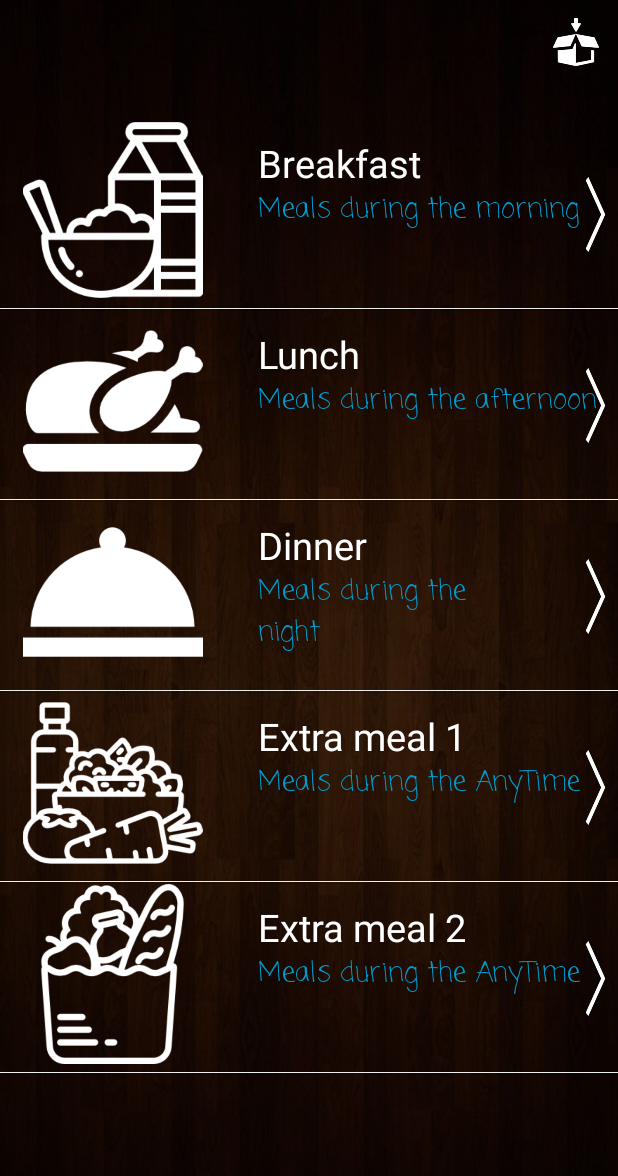
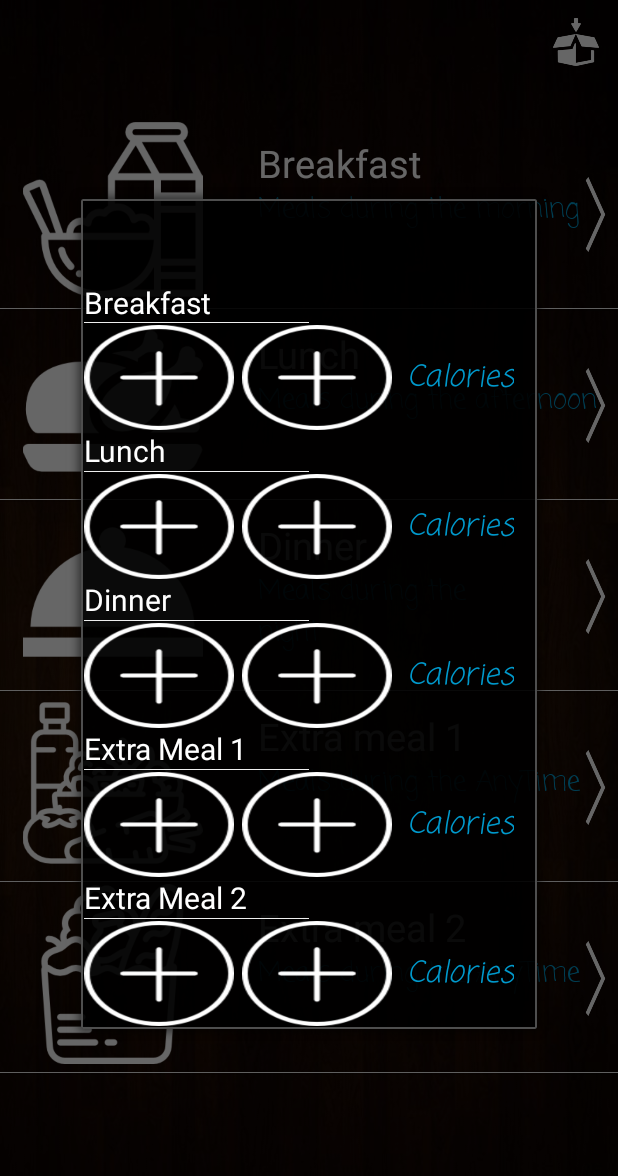
Before and after one commit to mohamedtabana/myapp, an Android app: the Dietsystem screen opened directly, with no data from a screen before it, after a tap on "Inbox", on a phone screen of 412 x 824 dp. Shown: the top 1176 px of the screen. Run offline under Robolectric (Android 15) with nearby library versions, the phone set to English and light mode, and no system bars; our stand-ins replace Firebase (no records; nobody signed in at launch, a user with empty details on screens opened directly), Picasso.

Commit message:
"DietSystem Dialog"

```diff
--- a/app/src/main/java/com/example/tabana/myapp/DietSystem/Dietsystem.java
+++ b/app/src/main/java/com/example/tabana/myapp/DietSystem/Dietsystem.java
@@ -1,20 +1,37 @@
 package com.example.tabana.myapp.DietSystem;
 
+import android.app.Dialog;
+import android.media.Image;
 import android.support.v4.app.Fragment;
 import android.support.v7.app.AppCompatActivity;
 import android.os.Bundle;
 import android.view.Menu;
 import android.view.MenuInflater;
 import android.view.MenuItem;
+import android.widget.ImageButton;
+import android.widget.ImageView;
+import android.widget.TextView;
+import android.widget.Toast;
 
 import com.example.tabana.myapp.R;
+import com.google.firebase.database.DataSnapshot;
+import com.google.firebase.database.DatabaseError;
+import com.google.firebase.database.DatabaseReference;
+import com.google.firebase.database.FirebaseDatabase;
+import com.google.firebase.database.ValueEventListener;
+import com.squareup.picasso.Picasso;
 
 public class Dietsystem extends AppCompatActivity {
+static String phoneID;
 
     @Override
     protected void onCreate(Bundle savedInstanceState) {
         super.onCreate(savedInstanceState);
         setContentView(R.layout.activity_dietsystem);
+        Bundle a = getIntent().getExtras();
+        if (a != null){
+            phoneID = a.getString("phoneID");
+        }
         Fragment fr = new Main();
    getSupportFragmentManager().beginTransaction().replace(R.id.Frame_Diet, fr).commit();
 
@@ -26,4 +43,284 @@ public class Dietsystem extends AppCompatActivity {
         inflater.inflate(R.menu.diet_menu,menu);
         return super.onCreateOptionsMenu(menu);
     }
+
+    @Override
+    public boolean onOptionsItemSelected(MenuItem item) {
+        if (item.getItemId() == R.id.inbox){
+            final Dialog dialog = new Dialog(this,R.style.PauseDialog);
+            dialog.setContentView(R.layout.dialog_food);
+            final ImageView breakfast1 = (ImageView) dialog.findViewById(R.id.breakimage1);
+            final ImageView breakfast2 = (ImageView) dialog.findViewById(R.id.breakimage2);
+            final ImageView lunchimage1 = (ImageView) dialog.findViewById(R.id.lunchimage1);
+            final ImageView lunchimage2 = (ImageView) dialog.findViewById(R.id.lunchimage2);
+            final ImageView Dinnerimage1 = (ImageView) dialog.findViewById(R.id.Dinnerimage1);
+            final ImageView Dinnerimage2 = (ImageView) dialog.findViewById(R.id.Dinnerimage2);
+            final ImageView Extramealimage1 = (ImageView) dialog.findViewById(R.id.Extramealimage1);
+            final ImageView Extramealimage2 = (ImageView) dialog.findViewById(R.id.Extramealimage2);
+            final ImageView Extrameal2image1 = (ImageView) dialog.findViewById(R.id.Extrameal2image1);
+            final ImageView Extrameal2image2 = (ImageView) dialog.findViewById(R.id.Extrameal2image2);
+
+            final TextView breakfastcalories = (TextView) dialog.findViewById(R.id.breakfastcalories);
+            final int[] sum = new int[2];
+            final TextView lunchcalories = (TextView) dialog.findViewById(R.id.lunchcalories);
+            final int[] sum2 = new int[2];
+            final TextView dinnercalories = (TextView) dialog.findViewById(R.id.dinnercalories);
+            final int[] sum3 = new int[2];
+            final TextView Extramealcalories = (TextView) dialog.findViewById(R.id.Extramealcalories);
+            final int[] sum4 = new int[2];
+            final TextView Extrameal2calories = (TextView) dialog.findViewById(R.id.Extrameal2calories);
+            final int[] sum5 = new int[2];
+
+
+
+            DatabaseReference reference1 = FirebaseDatabase.getInstance().getReference("ChoosenFood").child(Dietsystem.getphoneID())
+                    .child("Breakfast").child("1");
+            reference1.addListenerForSingleValueEvent(new ValueEventListener() {
+
+                @Override
+                public void onDataChange(DataSnapshot dataSnapshot) {
+                    if(dataSnapshot.exists()) {
+                                     Addinbox p = dataSnapshot.getValue(Addinbox.class);
+                        Picasso.with(Dietsystem.this)
+                                .load(p.getImage()).error(R.drawable.disconnected)
+                                // .resize(420, 350)                        // optional
+                                .into(breakfast1); //ivTest = > imageview
+                        sum[0] = Integer.parseInt(p.getCalories());
+
+                    }
+                }
+
+                @Override
+                public void onCancelled(DatabaseError databaseError) {
+
+                }
+            });
+
+            DatabaseReference reference2 = FirebaseDatabase.getInstance().getReference("ChoosenFood").child(Dietsystem.getphoneID())
+                    .child("Breakfast").child("2");
+            reference2.addListenerForSingleValueEvent(new ValueEventListener() {
+
+                @Override
+                public void onDataChange(DataSnapshot dataSnapshot) {
+                    if(dataSnapshot.exists()) {
+                        Addinbox p = dataSnapshot.getValue(Addinbox.class);
+
+                        Picasso.with(Dietsystem.this)
+                                .load(p.getImage()).error(R.drawable.disconnected)
+                                // .resize(420, 350)                        // optional
+                                .into(breakfast2); //ivTest = > imageview
+                        sum[1] = Integer.parseInt(p.getCalories());
+                        breakfastcalories.setText((sum[0]+sum[1])+"\n Calories");
+                    }
+                }
+
+                @Override
+                public void onCancelled(DatabaseError databaseError) {
+
+                }
+            });
+            DatabaseReference reference3 = FirebaseDatabase.getInstance().getReference("ChoosenFood").child(Dietsystem.getphoneID())
+                    .child("Lunch").child("1");
+           reference3.addListenerForSingleValueEvent(new ValueEventListener() {
+
+                @Override
+                public void onDataChange(DataSnapshot dataSnapshot) {
+                    if(dataSnapshot.exists()) {
+                        Addinbox p = dataSnapshot.getValue(Addinbox.class);
+
+                        Picasso.with(Dietsystem.this)
+                                .load(p.getImage()).error(R.drawable.disconnected)
+                                // .resize(420, 350)                        // optional
+                                .into(lunchimage1); //ivTest = > imageview
+                        sum2[0]= Integer.parseInt(p.getCalories());
+
+                    }
+                }
+
+                @Override
+                public void onCancelled(DatabaseError databaseError) {
+
+                }
+            });
+
+            DatabaseReference reference4 = FirebaseDatabase.getInstance().getReference("ChoosenFood").child(Dietsystem.getphoneID())
+                    .child("Lunch").child("2");
+            reference4.addListenerForSingleValueEvent(new ValueEventListener() {
+
+                @Override
+                public void onDataChange(DataSnapshot dataSnapshot) {
+                    if(dataSnapshot.exists()) {
+                        Addinbox p = dataSnapshot.getValue(Addinbox.class);
+
+                        Picasso.with(Dietsystem.this)
+                                .load(p.getImage()).error(R.drawable.disconnected)
+                                // .resize(420, 350)                        // optional
+                                .into(lunchimage2); //ivTest = > imageview
+                        sum2[1]= Integer.parseInt(p.getCalories());
+                        lunchcalories.setText((sum2[0]+sum2[1])+"\n Calories");
+
+                    }
+                }
+
+                @Override
+                public void onCancelled(DatabaseError databaseError) {
+
+                }
+            });
+
+            DatabaseReference reference5 = FirebaseDatabase.getInstance().getReference("ChoosenFood").child(Dietsystem.getphoneID())
+                    .child("Dinner").child("1");
+            reference5.addListenerForSingleValueEvent(new ValueEventListener() {
+
+                @Override
+                public void onDataChange(DataSnapshot dataSnapshot) {
+                    if(dataSnapshot.exists()) {
+                        Addinbox p = dataSnapshot.getValue(Addinbox.class);
+
+                        Picasso.with(Dietsystem.this)
+                                .load(p.getImage()).error(R.drawable.disconnected)
+                                // .resize(420, 350)                        // optional
+                                .into(Dinnerimage1); //ivTest = > imageview
+                        sum3[0] = Integer.parseInt(p.getCalories());
+                    }
+                }
+
+                @Override
+                public void onCancelled(DatabaseError databaseError) {
+
+                }
+            });
+
+            DatabaseReference reference6 = FirebaseDatabase.getInstance().getReference("ChoosenFood").child(Dietsystem.getphoneID())
+                    .child("Dinner").child("2");
+            reference6.addListenerForSingleValueEvent(new ValueEventListener() {
+
+                @Override
+                public void onDataChange(DataSnapshot dataSnapshot) {
+                    if(dataSnapshot.exists()) {
+                        Addinbox p = dataSnapshot.getValue(Addinbox.class);
+
+                        Picasso.with(Dietsystem.this)
+                                .load(p.getImage()).error(R.drawable.disconnected)
+                                // .resize(420, 350)                        // optional
+                                .into(Dinnerimage2); //ivTest = > imageview
+                        sum3[1]= Integer.parseInt(p.getCalories());
+                        dinnercalories.setText((sum3[0]+sum3[1])+"\n Calories");
+                    }
+                }
+
+                @Override
+                public void onCancelled(DatabaseError databaseError) {
+
+                }
+            });
+
+
+            DatabaseReference reference7 = FirebaseDatabase.getInstance().getReference("ChoosenFood").child(Dietsystem.getphoneID())
+                    .child("ExtraMeal1").child("1");
+            reference7.addListenerForSingleValueEvent(new ValueEventListener() {
+
+                @Override
+                public void onDataChange(DataSnapshot dataSnapshot) {
+                    if(dataSnapshot.exists()) {
+                        Addinbox p = dataSnapshot.getValue(Addinbox.class);
+
+                        Picasso.with(Dietsystem.this)
+                                .load(p.getImage()).error(R.drawable.disconnected)
+                                // .resize(420, 350)                        // optional
+                                .into(Extramealimage1); //ivTest = > imageview
+                        sum4[0] = Integer.parseInt(p.getCalories());
+                    }
+                }
+
+                @Override
+                public void onCancelled(DatabaseError databaseError) {
+
+                }
+            });
+
+            DatabaseReference reference8 = FirebaseDatabase.getInstance().getReference("ChoosenFood").child(Dietsystem.getphoneID())
+                    .child("ExtraMeal1").child("2");
+            reference8.addListenerForSingleValueEvent(new ValueEventListener() {
+
+                @Override
+                public void onDataChange(DataSnapshot dataSnapshot) {
+                    if(dataSnapshot.exists()) {
+                        Addinbox p = dataSnapshot.getValue(Addinbox.class);
+
+                        Picasso.with(Dietsystem.this)
+                                .load(p.getImage()).error(R.drawable.disconnected)
+                                // .resize(420, 350)                        // optional
+                                .into(Extramealimage2); //ivTest = > imageview
+                        sum4[1]= Integer.parseInt(p.getCalories());
+                        Extramealcalories.setText((sum4[0]+sum4[1])+"\n Calories");
+                    }
+                }
+
+                @Override
+                public void onCancelled(DatabaseError databaseError) {
+
+                }
+            });
+
+            DatabaseReference reference9 = FirebaseDatabase.getInstance().getReference("ChoosenFood").child(Dietsystem.getphoneID())
+                    .child("ExtraMeal2").child("1");
+            reference9.addListenerForSingleValueEvent(new ValueEventListener() {
+
+                @Override
+                public void onDataChange(DataSnapshot dataSnapshot) {
+                    if(dataSnapshot.exists()) {
+                        Addinbox p = dataSnapshot.getValue(Addinbox.class);
+
+                        Picasso.with(Dietsystem.this)
+                                .load(p.getImage()).error(R.drawable.disconnected)
+                                // .resize(420, 350)                        // optional
+                                .into(Extrameal2image1); //ivTest = > imageview
+                        sum5[0] = Integer.parseInt(p.getCalories());
+                    }
+                }
+
+                @Override
+                public void onCancelled(DatabaseError databaseError) {
+
+                }
+            });
+            DatabaseReference reference10 = FirebaseDatabase.getInstance().getReference("ChoosenFood").child(Dietsystem.getphoneID())
+                    .child("ExtraMeal2").child("2");
+            reference10.addListenerForSingleValueEvent(new ValueEventListener() {
+
+                @Override
+                public void onDataChange(DataSnapshot dataSnapshot) {
+                    if(dataSnapshot.exists()) {
+                        Addinbox p = dataSnapshot.getValue(Addinbox.class);
+
+                        Picasso.with(Dietsystem.this)
+                                .load(p.getImage()).error(R.drawable.disconnected)
+                                // .resize(420, 350)                        // optional
+                                .into(Extrameal2image2); //ivTest = > imageview
+                        sum5[1]= Integer.parseInt(p.getCalories());
+                        Extrameal2calories.setText((sum5[0]+sum5[1])+"\n Calories");
+
+
+
+                        dialog.setTitle("Summation ==> "+(sum[0]+sum[1]+sum2[0]+sum2[1]+sum3[0]+sum3[1]+
+                                sum4[0]+sum4[1]+sum5[0]+sum5[1])+" Calories");
+                    }
+                }
+
+                @Override
+                public void onCancelled(DatabaseError databaseError) {
+
+                }
+            });
+            //Toast.makeText(this, phoneID, Toast.LENGTH_SHORT).show();
+
+
+            dialog.show();
+        }
+        return super.onOptionsItemSelected(item);
+    }
+    public static String getphoneID(){
+        return phoneID;
+    }
 }
--- a/app/src/main/java/com/example/tabana/myapp/home_page.java
+++ b/app/src/main/java/com/example/tabana/myapp/home_page.java
@@ -281,6 +281,7 @@ public class home_page extends AppCompatActivity {
 
     public void Dietsystem(View view) {
         Intent a = new Intent(this, Dietsystem.class);
+        a.putExtra("phoneID",phoneID);
         startActivity(a);
     }
 }
--- /dev/null
+++ b/app/src/main/res/anim/activity_fade_in.xml
@@ -0,0 +1,5 @@
+<?xml version="1.0" encoding="utf-8"?>
+<alpha xmlns:android="http://schemas.android.com/apk/res/android"
+    android:interpolator="@android:anim/accelerate_interpolator"
+    android:fromAlpha="0.0" android:toAlpha="1.0"
+    android:duration="500" />
--- /dev/null
+++ b/app/src/main/res/anim/activity_fade_out.xml
@@ -0,0 +1,6 @@
+<?xml version="1.0" encoding="utf-8"?>
+<alpha xmlns:android="http://schemas.android.com/apk/res/android"
+    android:interpolator="@android:anim/accelerate_interpolator"
+    android:fromAlpha="1.0" android:toAlpha="0.0"
+    android:fillAfter="true"
+    android:duration="300" />
--- /dev/null
+++ b/app/src/main/res/layout/dialog_food.xml
@@ -0,0 +1,261 @@
+<?xml version="1.0" encoding="utf-8"?>
+<RelativeLayout
+    xmlns:android="http://schemas.android.com/apk/res/android"
+    android:layout_width="300dp"
+    android:layout_height="match_parent">
+
+    <TextView
+        android:id="@+id/breakfast"
+        android:layout_width="wrap_content"
+        android:layout_height="wrap_content"
+        android:layout_alignParentStart="true"
+        android:layout_alignParentTop="true"
+        android:text="Breakfast"
+        android:textColor="@color/white"
+        android:textSize="20dp" />
+
+    <TextView
+        android:id="@+id/breakfastcalories"
+        android:layout_width="wrap_content"
+        android:layout_height="wrap_content"
+        android:layout_alignTop="@+id/breakimage2"
+        android:layout_marginTop="20dp"
+        android:layout_marginLeft="10dp"
+        android:layout_toEndOf="@+id/breakimage2"
+        android:fontFamily="casual"
+        android:text="Calories"
+        android:textColor="@android:color/holo_blue_dark"
+        android:textSize="20dp"
+        android:textStyle="italic" />
+
+    <View
+        android:layout_width="150dp"
+        android:layout_height="1px"
+        android:layout_alignBottom="@+id/breakfast"
+        android:layout_alignParentStart="true"
+        android:background="@color/white_greyish"
+        android:id="@+id/view" />
+
+    <ImageView
+        android:id="@+id/breakimage1"
+        android:layout_width="100dp"
+        android:layout_height="70dp"
+        android:scaleType="centerCrop"
+        android:layout_marginTop="1dp"
+        android:background="@drawable/plus"
+        android:layout_alignParentStart="true"
+        android:layout_below="@+id/view" />
+
+    <ImageView
+        android:id="@+id/breakimage2"
+        android:layout_width="100dp"
+        android:layout_height="70dp"
+        android:layout_marginLeft="5dp"
+        android:scaleType="centerCrop"
+        android:background="@drawable/plus"
+        android:layout_below="@+id/view"
+        android:layout_marginTop="1dp"
+        android:layout_toEndOf="@+id/breakimage1" />
+
+    <TextView
+        android:id="@+id/lunch"
+        android:layout_width="wrap_content"
+        android:layout_height="wrap_content"
+        android:layout_alignParentStart="true"
+        android:layout_below="@+id/breakimage1"
+        android:text="Lunch"
+        android:textColor="@color/white"
+        android:textSize="20dp" />
+
+    <TextView
+        android:id="@+id/lunchcalories"
+        android:layout_width="wrap_content"
+        android:layout_height="wrap_content"
+        android:layout_alignStart="@+id/breakfastcalories"
+        android:layout_alignTop="@+id/lunchimage2"
+        android:fontFamily="casual"
+        android:layout_marginTop="20dp"
+        android:text="Calories"
+        android:textColor="@android:color/holo_blue_dark"
+        android:textSize="20dp"
+        android:textStyle="italic" />
+
+    <View
+        android:layout_width="150dp"
+        android:layout_height="1px"
+        android:id="@+id/view2"
+        android:background="@color/white_greyish"
+        android:layout_below="@+id/lunch"/>
+
+    <ImageView
+        android:id="@+id/lunchimage1"
+        android:layout_width="100dp"
+        android:layout_height="70dp"
+        android:scaleType="centerCrop"
+        android:layout_marginTop="1dp"
+        android:background="@drawable/plus"
+        android:layout_alignParentStart="true"
+        android:layout_below="@+id/view2" />
+
+    <ImageView
+        android:id="@+id/lunchimage2"
+        android:layout_width="100dp"
+        android:layout_height="70dp"
+        android:layout_marginTop="1dp"
+        android:background="@drawable/plus"
+        android:layout_marginLeft="5dp"
+        android:layout_below="@+id/view2"
+        android:scaleType="centerCrop"
+        android:layout_toEndOf="@+id/lunchimage1" />
+
+    <TextView
+        android:id="@+id/Dinner"
+        android:layout_width="wrap_content"
+        android:layout_height="wrap_content"
+        android:layout_alignParentStart="true"
+        android:layout_below="@+id/lunchimage1"
+        android:text="Dinner"
+        android:textColor="@color/white"
+        android:textSize="20dp" />
+
+    <TextView
+        android:id="@+id/dinnercalories"
+        android:layout_width="wrap_content"
+        android:layout_height="wrap_content"
+        android:layout_alignStart="@+id/lunchcalories"
+        android:layout_alignTop="@+id/Dinnerimage2"
+        android:layout_marginTop="20dp"
+        android:fontFamily="casual"
+        android:text="Calories"
+        android:textColor="@android:color/holo_blue_dark"
+        android:textSize="20dp"
+        android:textStyle="italic" />
+    <View
+        android:layout_width="150dp"
+        android:layout_height="1px"
+        android:id="@+id/view3"
+        android:background="@color/white_greyish"
+        android:layout_below="@+id/Dinner"/>
+
+    <ImageView
+        android:id="@+id/Dinnerimage1"
+        android:layout_width="100dp"
+        android:layout_height="70dp"
+        android:layout_marginTop="1dp"
+        android:scaleType="centerCrop"
+        android:background="@drawable/plus"
+        android:layout_alignParentStart="true"
+        android:layout_below="@+id/view3" />
+
+    <ImageView
+        android:id="@+id/Dinnerimage2"
+        android:layout_width="100dp"
+        android:background="@drawable/plus"
+        android:layout_height="70dp"
+        android:layout_marginTop="1dp"
+        android:scaleType="centerCrop"
+        android:layout_marginLeft="5dp"
+        android:layout_below="@+id/view3"
+        android:layout_toEndOf="@+id/Dinnerimage1" />
+
+    <TextView
+        android:id="@+id/Extrameal"
+        android:layout_width="wrap_content"
+        android:layout_height="wrap_content"
+        android:layout_alignParentStart="true"
+        android:layout_below="@+id/Dinnerimage1"
+        android:text="Extra Meal 1"
+        android:textColor="@color/white"
+        android:textSize="20dp" />
+    <View
+        android:layout_width="150dp"
+        android:layout_height="1px"
+        android:id="@+id/view4"
+        android:background="@color/white_greyish"
+        android:layout_below="@+id/Extrameal"/>
+
+    <ImageView
+        android:id="@+id/Extramealimage1"
+        android:layout_width="100dp"
+        android:layout_height="70dp"
+        android:background="@drawable/plus"
+        android:layout_marginTop="1dp"
+        android:scaleType="centerCrop"
+        android:layout_alignParentStart="true"
+        android:layout_below="@+id/view4" />
+
+    <TextView
+        android:id="@+id/Extramealcalories"
+        android:layout_width="wrap_content"
+        android:layout_height="wrap_content"
+        android:layout_alignStart="@+id/dinnercalories"
+        android:layout_alignTop="@+id/Extramealimage2"
+        android:layout_marginTop="20dp"
+        android:fontFamily="casual"
+        android:text="Calories"
+        android:textColor="@android:color/holo_blue_dark"
+        android:textSize="20dp"
+        android:textStyle="italic" />
+
+    <ImageView
+        android:id="@+id/Extramealimage2"
+        android:layout_width="100dp"
+        android:layout_height="70dp"
+        android:background="@drawable/plus"
+        android:layout_marginTop="1dp"
+        android:layout_marginLeft="5dp"
+        android:scaleType="centerCrop"
+        android:layout_below="@+id/view4"
+        android:layout_toEndOf="@+id/Extramealimage1" />
+
+    <TextView
+        android:id="@+id/Extrameal2"
+        android:layout_width="wrap_content"
+        android:layout_height="wrap_content"
+        android:layout_alignParentStart="true"
+        android:layout_below="@+id/Extramealimage1"
+        android:text="Extra Meal 2"
+        android:textColor="@color/white"
+        android:textSize="20dp" />
+
+    <TextView
+        android:id="@+id/Extrameal2calories"
+        android:layout_width="wrap_content"
+        android:layout_height="wrap_content"
+        android:layout_alignStart="@+id/Extramealcalories"
+        android:layout_alignTop="@+id/Extrameal2image2"
+        android:layout_marginTop="20dp"
+        android:fontFamily="casual"
+        android:text="Calories"
+        android:textColor="@android:color/holo_blue_dark"
+        android:textSize="20dp"
+        android:textStyle="italic" />
+    <View
+        android:layout_width="150dp"
+        android:layout_height="1px"
+        android:id="@+id/view5"
+        android:background="@color/white_greyish"
+        android:layout_below="@+id/Extrameal2"/>
+
+    <ImageView
+        android:id="@+id/Extrameal2image1"
+        android:layout_width="100dp"
+        android:layout_height="70dp"
+        android:scaleType="centerCrop"
+        android:layout_marginTop="1dp"
+        android:background="@drawable/plus"
+        android:layout_alignParentStart="true"
+        android:layout_below="@+id/view5" />
+
+    <ImageView
+        android:id="@+id/Extrameal2image2"
+        android:layout_width="100dp"
+        android:scaleType="centerCrop"
+        android:background="@drawable/plus"
+        android:layout_height="70dp"
+        android:layout_marginTop="1dp"
+        android:layout_marginLeft="5dp"
+        android:layout_below="@+id/view5"
+        android:layout_toEndOf="@+id/Extrameal2image1" />
+
+</RelativeLayout>
--- a/app/src/main/res/menu/diet_menu.xml
+++ b/app/src/main/res/menu/diet_menu.xml
@@ -3,6 +3,7 @@
     xmlns:android="http://schemas.android.com/apk/res/android">
 
     <item
+        android:id="@+id/inbox"
         android:checkable="true"
         android:icon="@drawable/box"
         android:title="Inbox"
--- a/app/src/main/res/values/styles.xml
+++ b/app/src/main/res/values/styles.xml
@@ -20,7 +20,15 @@
         <item name="windowActionBarOverlay">true</item>
     </style>
     <style name="AppTheme.AppBarOverlay" parent="ThemeOverlay.AppCompat.Dark.ActionBar" />
+    <style name="AppTheme.PopupOverlay" parent="ThemeOverlay.AppCompat.Light" />
+    <style name="PauseDialog" parent="@android:style/Theme.Dialog">
+        <item name="android:windowAnimationStyle">@style/PauseDialogAnimation</item>
 
-    <style name="AppTheme.PopupOverlay" parent="ThemeOverlay.AppCompat.Light" />
+    </style>
 
+    <style name="PauseDialogAnimation">
+        <item name="android:windowEnterAnimation">@anim/activity_fade_in</item>
+        <item name="android:windowExitAnimation">@anim/activity_fade_out</item>
+
+    </style>
 </resources>
```
Also changed, not shown: app/src/main/java/com/example/tabana/myapp/DietSystem/Addinbox.java (added, +27 -0 lines), app/src/main/java/com/example/tabana/myapp/DietSystem/Showitem.java (+78 -9 lines), app/src/main/res/layout/custom_recycle.xml (+20 -5 lines), app/src/main/res/drawable/plus.png (added).
